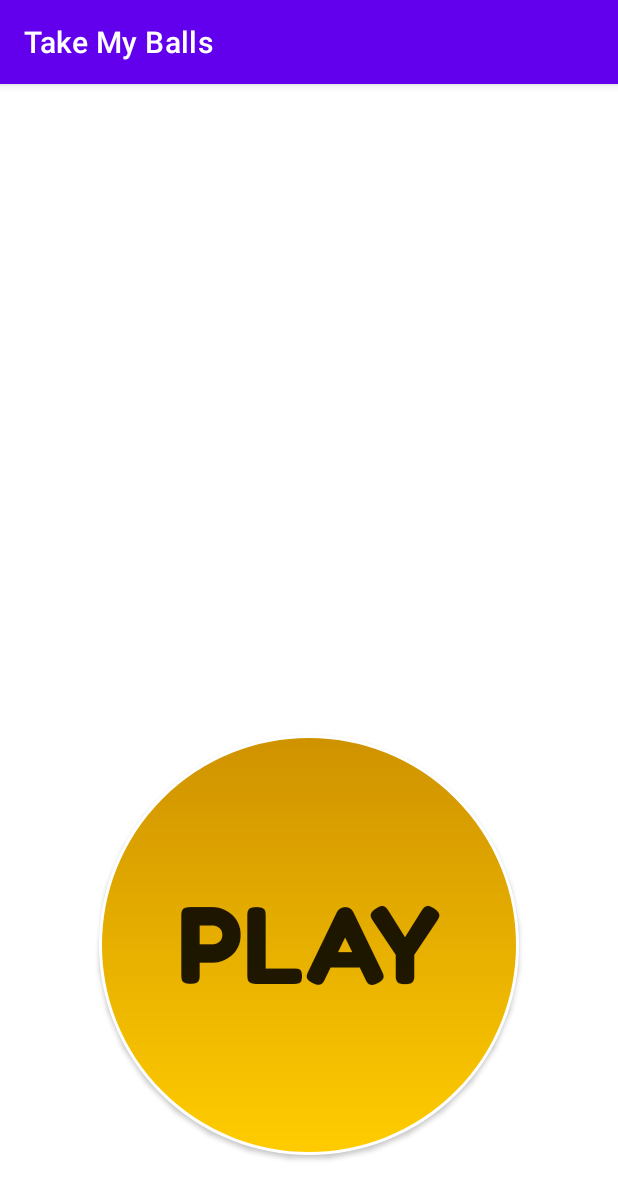
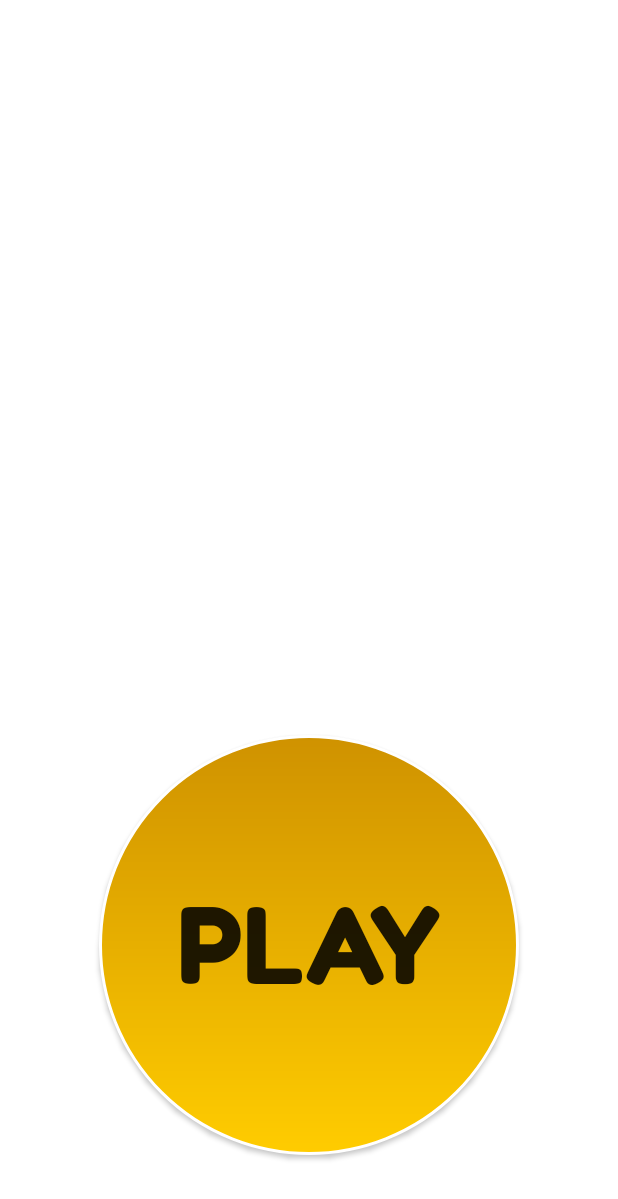
Before and after one commit to FabricioPY/Take-My-Balls, an Android app: the screen it shows after launch (OpenGameActivity), on a phone screen of 412 x 824 dp. Shown: the top 1199 px of the screen. Run offline under Robolectric (Android 15) with nearby library versions, the phone set to English and light mode, and no system bars.

Commit message:
Take off bar

```diff
--- a/TakeMyBalls/app/src/main/res/values/themes.xml
+++ b/TakeMyBalls/app/src/main/res/values/themes.xml
@@ -1,6 +1,6 @@
 <resources xmlns:tools="http://schemas.android.com/tools">
     <!-- Base application theme. -->
-    <style name="Theme.TakeMyBalls" parent="Theme.MaterialComponents.DayNight.DarkActionBar">
+    <style name="Theme.TakeMyBalls" parent="Theme.MaterialComponents.DayNight.NoActionBar">
         <!-- Primary brand color. -->
         <item name="colorPrimary">@color/purple_500</item>
         <item name="colorPrimaryVariant">@color/purple_700</item>
```
